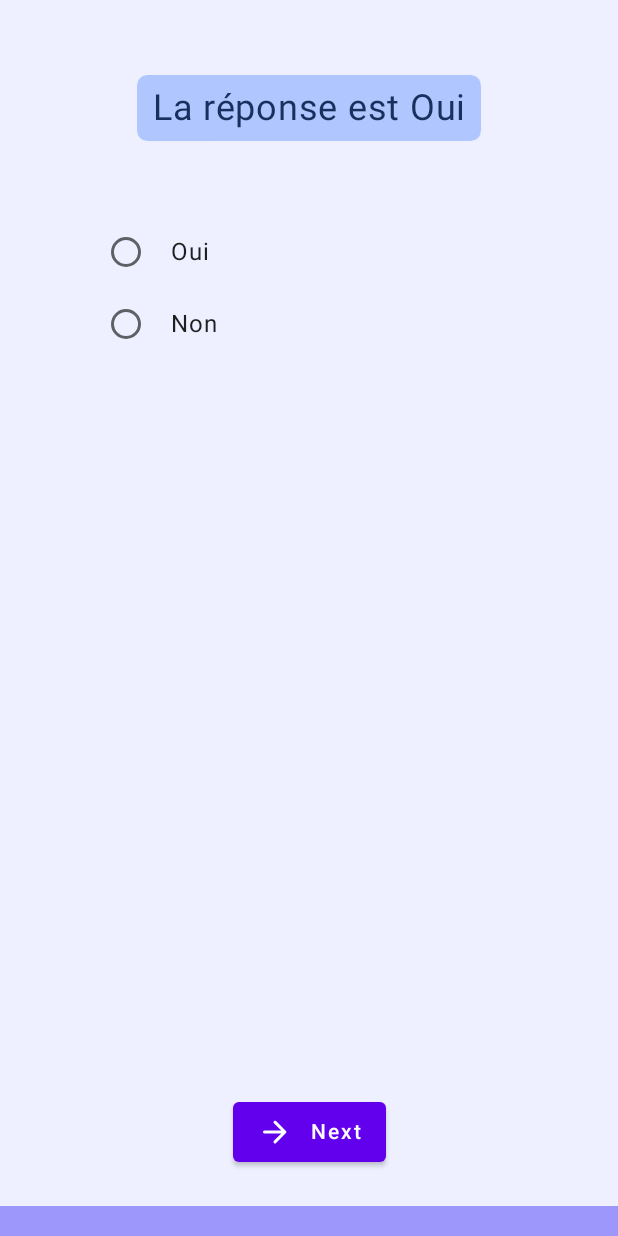
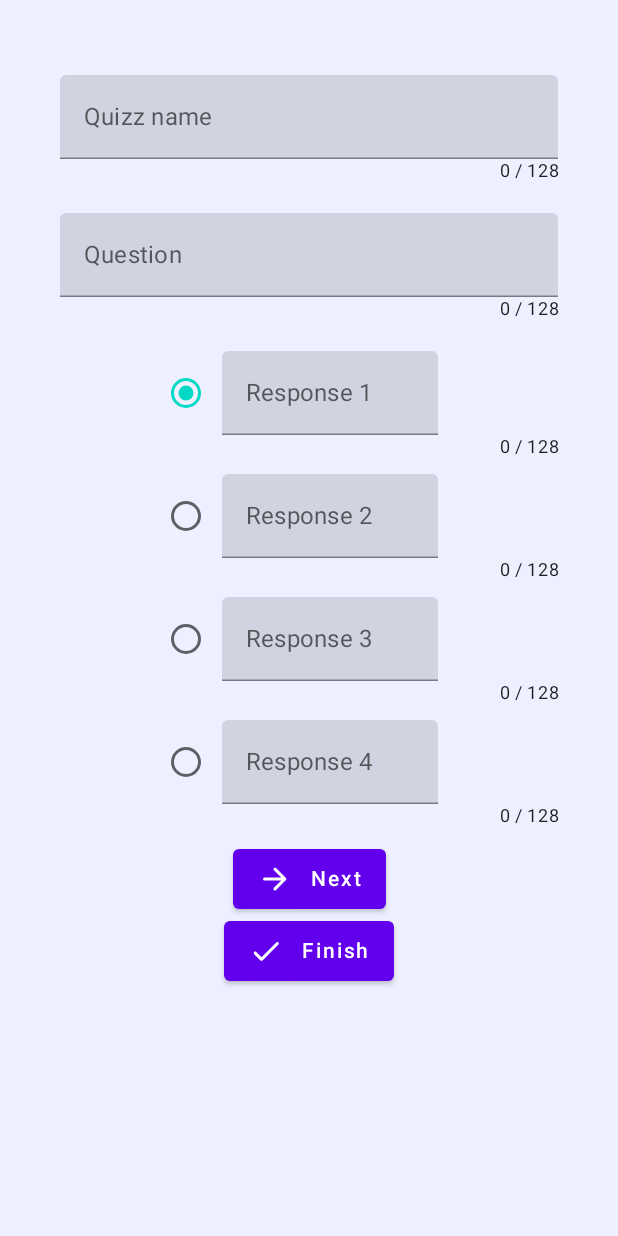
Before and after one commit to NathanBogaert/kmm_quizz, an Android app built with Jetpack Compose: the screen it shows after launch (MainActivity), on a phone screen of 412 x 824 dp. Run offline under Robolectric (Android 15) with nearby library versions, the phone set to English and light mode, and no system bars; our stand-ins replace Compose Multiplatform resources.

Commit message:
Ajout écran de création de quizz

```diff
--- a/shared/src/commonMain/kotlin/App.kt
+++ b/shared/src/commonMain/kotlin/App.kt
@@ -9,7 +9,8 @@ fun App() {
     MaterialTheme {
         //WelcomeScreen()
         //ScoreScreen(10, 20)
-        QuestionScreen(quizz)
+        //QuestionScreen(quizz)
+        CreateScreen()
     }
 }
 
--- /dev/null
+++ b/shared/src/commonMain/kotlin/CreateScreen.kt
@@ -0,0 +1,183 @@
+import androidx.compose.foundation.background
+import androidx.compose.foundation.layout.Box
+import androidx.compose.foundation.layout.Column
+import androidx.compose.foundation.layout.Row
+import androidx.compose.foundation.layout.fillMaxSize
+import androidx.compose.foundation.layout.fillMaxWidth
+import androidx.compose.foundation.layout.padding
+import androidx.compose.material.Button
+import androidx.compose.material.Icon
+import androidx.compose.material.MaterialTheme
+import androidx.compose.material.RadioButton
+import androidx.compose.material.Text
+import androidx.compose.material.TextField
+import androidx.compose.material.icons.Icons
+import androidx.compose.material.icons.rounded.ArrowBack
+import androidx.compose.material.icons.rounded.Check
+import androidx.compose.runtime.Composable
+import androidx.compose.runtime.getValue
+import androidx.compose.runtime.mutableStateOf
+import androidx.compose.runtime.remember
+import androidx.compose.runtime.setValue
+import androidx.compose.ui.Alignment
+import androidx.compose.ui.Modifier
+import androidx.compose.ui.draw.rotate
+import androidx.compose.ui.text.style.TextAlign
+import androidx.compose.ui.unit.dp
+import androidx.compose.ui.unit.sp
+
+@Composable
+fun CreateScreen() {
+    var quizzName by remember { mutableStateOf("") }
+    var questionId by remember { mutableStateOf(1) }
+    var questionStr by remember { mutableStateOf("") }
+    var correctAnswer by remember { mutableStateOf(1) }
+    var answerStr1 by remember { mutableStateOf("") }
+    var answerStr2 by remember { mutableStateOf("") }
+    var answerStr3 by remember { mutableStateOf("") }
+    var answerStr4 by remember { mutableStateOf("") }
+    questionStr = ""
+    answerStr1 = ""
+    answerStr2 = ""
+    answerStr3 = ""
+    answerStr4 = ""
+    MaterialTheme{
+        Box(modifier = Modifier.background(getBackgroundColor()).fillMaxSize()) {
+            Column(modifier = Modifier.fillMaxWidth().padding(vertical = 50.dp, horizontal = 40.dp), horizontalAlignment = Alignment.CenterHorizontally) {
+                if (questionId == 1) {
+                    TextField(
+                        value = quizzName,
+                        onValueChange = { if (it.length <= 128) quizzName = it
+                        },
+                        label = { Text("Quizz name") },
+                        modifier = Modifier.fillMaxWidth()
+                    )
+                    Text(
+                        text = "${quizzName.length} / 128",
+                        textAlign = TextAlign.End,
+                        style = MaterialTheme.typography.caption,
+                        modifier = Modifier.fillMaxWidth().padding(bottom = 20.dp)
+                    )
+                } else {
+                    Text(
+                        text = quizzName,
+                        fontSize = 22.sp,
+                        modifier = Modifier.padding(bottom = 20.dp)
+                    )
+                }
+                TextField(
+                    value = questionStr,
+                    onValueChange = { if (it.length <= 128) questionStr = it },
+                    label = { Text("Question") },
+                    modifier = Modifier.fillMaxWidth()
+                )
+                Text(
+                    text = "${questionStr.length} / 128",
+                    textAlign = TextAlign.End,
+                    style = MaterialTheme.typography.caption,
+                    modifier = Modifier.padding(bottom = 20.dp).fillMaxWidth()
+                )
+                Row(modifier = Modifier.align(Alignment.Start).padding(start = 60.dp, end = 80.dp), verticalAlignment = Alignment.CenterVertically) {
+                    RadioButton(onClick = { correctAnswer = 1 }, selected = (correctAnswer == 1))
+                    TextField(
+                        value = answerStr1,
+                        onValueChange = { if (it.length <= 128) answerStr1 = it },
+                        label = { Text("Response 1") },
+                        modifier = Modifier.fillMaxWidth()
+                    )
+                }
+                Text(
+                    text = "${answerStr1.length} / 128",
+                    textAlign = TextAlign.End,
+                    style = MaterialTheme.typography.caption,
+                    modifier = Modifier.padding(bottom = 10.dp).fillMaxWidth()
+                )
+                Row(modifier = Modifier.align(Alignment.Start).padding(start = 60.dp, end = 80.dp), verticalAlignment = Alignment.CenterVertically) {
+                    RadioButton(onClick = { correctAnswer = 2 }, selected = (correctAnswer == 2))
+                    TextField(
+                        value = answerStr2,
+                        onValueChange = { if (it.length <= 128) answerStr2 = it },
+                        label = { Text("Response 2") },
+                        modifier = Modifier.fillMaxWidth()
+                    )
+                }
+                Text(
+                    text = "${answerStr2.length} / 128",
+                    textAlign = TextAlign.End,
+                    style = MaterialTheme.typography.caption,
+                    modifier = Modifier.padding(bottom = 10.dp).fillMaxWidth()
+                )
+                Row(modifier = Modifier.align(Alignment.Start).padding(start = 60.dp, end = 80.dp), verticalAlignment = Alignment.CenterVertically) {
+                    RadioButton(onClick = { correctAnswer = 3 }, selected = (correctAnswer == 3))
+                    TextField(
+                        value = answerStr3,
+                        onValueChange = { if (it.length <= 128) answerStr3 = it },
+                        label = { Text("Response 3") },
+                        modifier = Modifier.fillMaxWidth()
+                    )
+                }
+                Text(
+                    text = "${answerStr3.length} / 128",
+                    textAlign = TextAlign.End,
+                    style = MaterialTheme.typography.caption,
+                    modifier = Modifier.padding(bottom = 10.dp).fillMaxWidth()
+                )
+                Row(modifier = Modifier.align(Alignment.Start).padding(start = 60.dp, end = 80.dp), verticalAlignment = Alignment.CenterVertically) {
+                    RadioButton(onClick = { correctAnswer = 4 }, selected = (correctAnswer == 4))
+                    TextField(
+                        value = answerStr4,
+                        onValueChange = { if (it.length <= 128) answerStr4 = it },
+                        label = { Text("Response 4") },
+                        modifier = Modifier.fillMaxWidth()
+                    )
+                }
+                Text(
+                    text = "${answerStr4.length} / 128",
+                    textAlign = TextAlign.End,
+                    style = MaterialTheme.typography.caption,
+                    modifier = Modifier.padding(bottom = 10.dp).fillMaxWidth()
+                )
+                Button(onClick = {
+                    if (quizzName != "" && questionStr != "" && answerStr1 != "" && answerStr2 != "") {
+                        questionStr = ""
+                        answerStr1 = ""
+                        answerStr2 = ""
+                        answerStr3 = ""
+                        answerStr4 = ""
+                        questionId++
+                        correctAnswer = 1
+                    }
+                }) {
+                    Icon(
+                        Icons.Rounded.ArrowBack,
+                        contentDescription = null,
+                        modifier = Modifier.rotate(180f).padding(start = 12.dp)
+                    )
+                    Text(
+                        text = "Next"
+                    )
+                }
+                Button(onClick = {
+                    if (quizzName != "" && questionStr != "" && answerStr1 != "" && answerStr2 != "") {
+                        questionStr = ""
+                        answerStr1 = ""
+                        answerStr2 = ""
+                        answerStr3 = ""
+                        answerStr4 = ""
+                        questionId++
+                        correctAnswer = 1
+                    }
+                }) {
+                    Icon(
+                        Icons.Rounded.Check,
+                        contentDescription = null,
+                        modifier = Modifier.padding(end = 12.dp)
+                    )
+                    Text(
+                        text = "Finish"
+                    )
+                }
+            }
+        }
+    }
+}
--- a/shared/src/commonMain/kotlin/QuestionScreen.kt
+++ b/shared/src/commonMain/kotlin/QuestionScreen.kt
@@ -35,12 +35,13 @@ import androidx.compose.ui.unit.sp
 @Composable
 fun QuestionScreen(quizz: Quizz) {
     var questionProgress by remember { mutableStateOf(0) }
-    var answerSelected by remember { mutableStateOf(0) }
+    var answerSelected by remember { mutableStateOf(1) }
     var score by remember { mutableStateOf(0) }
     MaterialTheme {
         Box(modifier = Modifier.background(getBackgroundColor()).fillMaxSize()) {
             Column(modifier = Modifier.fillMaxWidth(), horizontalAlignment = Alignment.CenterHorizontally) {
-                Card(shape = RoundedCornerShape(7.dp), modifier = Modifier.padding(vertical = 50.dp, horizontal = 40.dp), contentColor = getForegroundColor()) {
+                Card(shape = RoundedCornerShape(7.dp), modifier = Modifier.padding(vertical = 50.dp, horizontal = 40.dp),
+                    contentColor = getForegroundColor()) {
                     Text(
                         text = quizz.questions[questionProgress].label,
                         fontSize = 24.sp,
@@ -48,7 +49,7 @@ fun QuestionScreen(quizz: Quizz) {
                         modifier = Modifier.background(getPrimaryColor()).padding(horizontal = 10.dp, vertical = 8.dp)
                     )
                 }
-                for ((i, value) in quizz.questions[questionProgress].answers.withIndex()) {
+                for (value in quizz.questions[questionProgress].answers) {
                     Row(modifier = Modifier.align(Alignment.Start).padding(start = 60.dp, end = 80.dp),
                         verticalAlignment = Alignment.CenterVertically) {
                         RadioButton(onClick = { answerSelected = value.id }, selected = (answerSelected == value.id))
@@ -71,7 +72,6 @@ fun QuestionScreen(quizz: Quizz) {
                         )
                         Text(
                             text = "Next"
-
                         )
                     }
                 }
```
